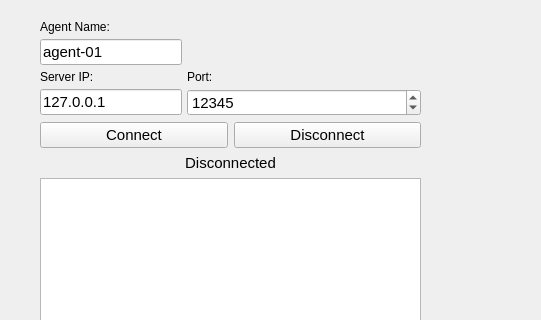
Qt form mainwindow.ui (safa-banak/ServerAgent) before a commit; both pictures show x 0 to 541 and y 0 to 320 of the 800 by 600 pixel window.
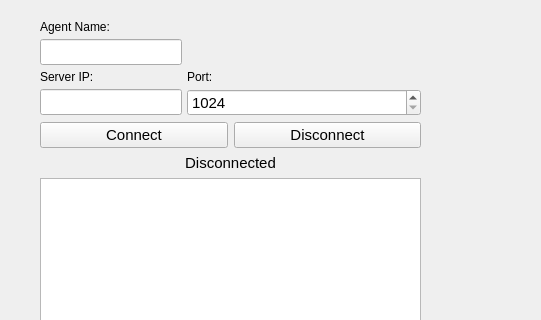
The same form after that commit.

Commit message: Add persistent configuration with QSetting and MAC-based agent name , Update README: persistent configration completed

What changed in the file:
```diff
--- a/mainwindow.ui
+++ b/mainwindow.ui
@@ -55,7 +55,7 @@
        <item row="1" column="0">
         <widget class="QLineEdit" name="lineEdit_agentName">
          <property name="text">
-          <string>agent-01</string>
+          <string/>
          </property>
         </widget>
        </item>
@@ -74,7 +74,7 @@
        <item row="3" column="0">
         <widget class="QLineEdit" name="lineEdit_serverIP">
          <property name="text">
-          <string>127.0.0.1</string>
+          <string/>
          </property>
         </widget>
        </item>
@@ -102,7 +102,7 @@
           <number>65535</number>
          </property>
          <property name="value">
-          <number>12345</number>
+          <number>1024</number>
          </property>
         </widget>
        </item>
```
The commit also changes 3 other files.
